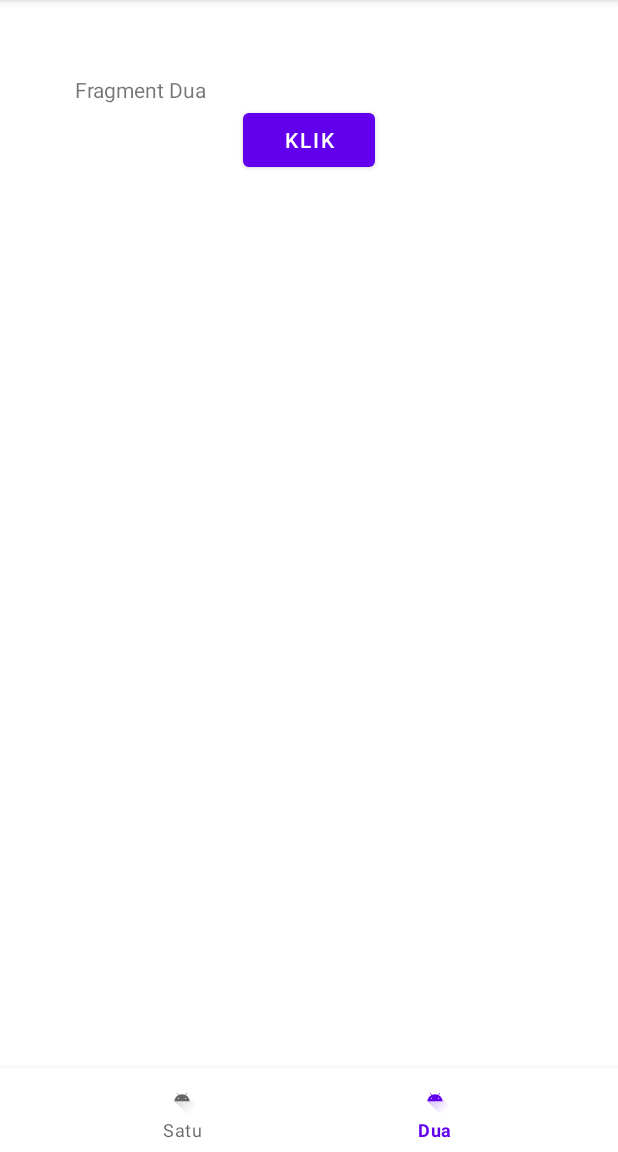
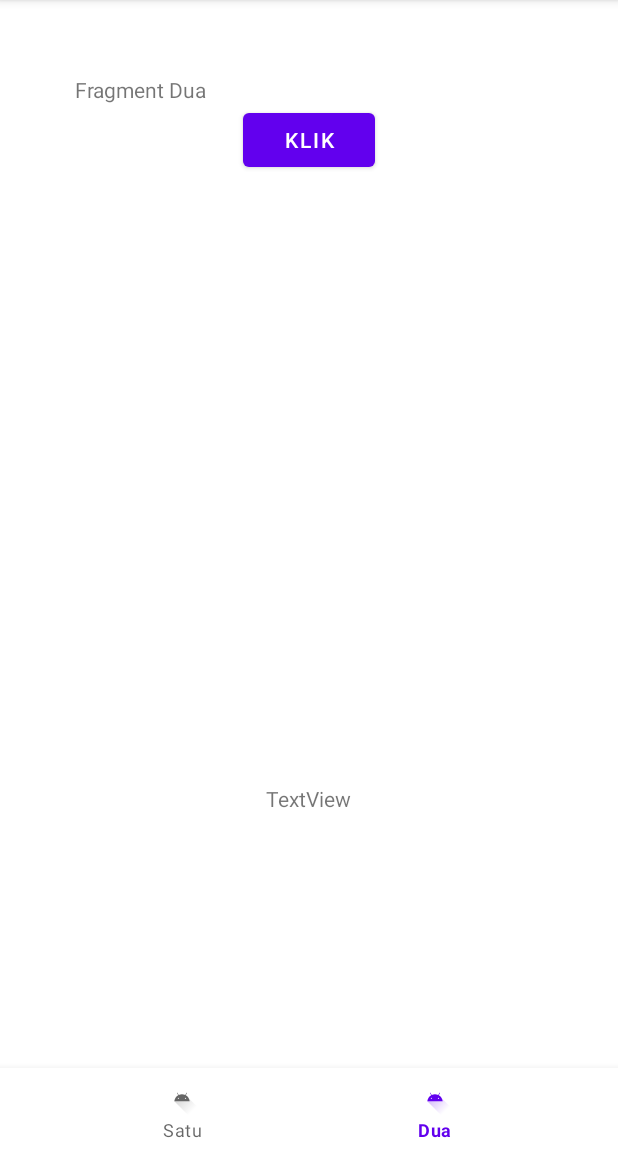
Before and after one commit to nyomanari21/UAS_Mobile_App, an Android app: the screen it shows after launch (MainActivity), item 2 of the bottom bar chosen, on a phone screen of 412 x 824 dp, the part 84-1236 px from its top. Run offline under Robolectric (Android 15) with nearby library versions, the phone set to English and light mode, and no system bars; libraries missing offline, so code that uses them is left out: com.loopj.android, cz.msebera.android.

Commit message:
Push No 4
Push jawaban nomor 4

```diff
--- a/Project/app/src/main/java/edu/upi/cs/yudiwbs/uas_template/FragmentDua.java
+++ b/Project/app/src/main/java/edu/upi/cs/yudiwbs/uas_template/FragmentDua.java
@@ -1,5 +1,9 @@
 package edu.upi.cs.yudiwbs.uas_template;
 
+import android.hardware.Sensor;
+import android.hardware.SensorEvent;
+import android.hardware.SensorEventListener;
+import android.hardware.SensorManager;
 import android.os.Bundle;
 
 import androidx.fragment.app.Fragment;
@@ -11,6 +15,7 @@ import android.util.Log;
 import android.view.LayoutInflater;
 import android.view.View;
 import android.view.ViewGroup;
+import android.widget.TextView;
 
 import com.loopj.android.http.JsonHttpResponseHandler;
 
@@ -24,7 +29,7 @@ import java.util.Date;
 import edu.upi.cs.yudiwbs.uas_template.databinding.FragmentDuaBinding;
 import edu.upi.cs.yudiwbs.uas_template.databinding.FragmentSatuBinding;
 
-public class FragmentDua extends Fragment {
+public class FragmentDua extends Fragment implements SensorEventListener {
 
     private FragmentDuaBinding binding;
 
@@ -32,6 +37,12 @@ public class FragmentDua extends Fragment {
     AdapterHasil adapter;
     RecyclerView.LayoutManager lm;
 
+    // sensor
+    private SensorManager sm;
+    private Sensor senAccel;
+    private TextView tvCekSensor;
+    private boolean isTerangkat;
+    private int writen;
 
     public FragmentDua() {
         // Required empty public constructor
@@ -55,6 +66,8 @@ public class FragmentDua extends Fragment {
         binding = FragmentDuaBinding.inflate(inflater, container, false);
         View view = binding.getRoot();
 
+        tvCekSensor = view.findViewById(R.id.tvCekSensor);
+
         adapter = new AdapterHasil(alHasil);
         binding.rvHasil.setAdapter(adapter);
 
@@ -63,6 +76,17 @@ public class FragmentDua extends Fragment {
 
         //supaya ada garis antar row
         binding.rvHasil.addItemDecoration(new DividerItemDecoration(getActivity(), LinearLayoutManager.VERTICAL));
+
+        //cek apakah sensor tersedia
+        sm = (SensorManager)    getActivity().getSystemService(getActivity().getApplicationContext().SENSOR_SERVICE);
+        senAccel = sm.getDefaultSensor(Sensor.TYPE_ACCELEROMETER);
+        if (senAccel != null){
+            Log.d("debug_ari_sensor","Sukses, device punya sensor accelerometer!");
+        }
+        else {
+            // gagal, tidak ada sensor accelerometer.
+            Log.d("debug_ari_sensor","Tidak ada sensor accelerometer!");
+        }
 
         binding.buttonFrag2.setOnClickListener(new View.OnClickListener() {
             @Override
@@ -76,4 +100,57 @@ public class FragmentDua extends Fragment {
         });
         return view;
     }
+
+    @Override
+    public void onSensorChanged(SensorEvent sensorEvent) {
+        double ax=0,ay=0,az=0;
+        // menangkap perubahan nilai sensor
+        if (sensorEvent.sensor.getType()==Sensor.TYPE_ACCELEROMETER) {
+            ax=sensorEvent.values[0];
+            ay=sensorEvent.values[1];
+            az=sensorEvent.values[2];
+        }
+        if  (ay>=6) {
+            isTerangkat = true;
+        }
+        if (isTerangkat) {
+            if(writen == 0){
+                SimpleDateFormat s = new SimpleDateFormat("hh:mm:ss");
+                String ts = s.format(new Date());
+                alHasil.add(new Hasil(ts));
+                alHasil.add(new Hasil("HP Diangkat!"));
+                adapter.notifyDataSetChanged();
+                tvCekSensor.setText("HP Diangkat!");
+                // jika sudah ditulis terangkat setelah sensor mendeteksi hp terangkat,
+                // tandai sudah ditulis ke recycler view
+                writen = 1;
+            }
+            isTerangkat = false;
+        } else{
+            long timestamp = System.currentTimeMillis();
+            // Menampilkan log dari accelerometer beserta timestamp
+            String msg = "X: " + ax + ", Y: " + ay + ", Z: " + az + ", Timestamp: " + timestamp;
+            Log.d("debug_yudi", msg);
+            tvCekSensor.setText(msg);
+            writen = 0;
+        }
+    }
+
+    @Override
+    public void onAccuracyChanged(Sensor sensor, int i) {
+
+    }
+
+    @Override
+    public void onPause() {
+        super.onPause();
+        sm.unregisterListener(this);
+    }
+
+    @Override
+    public void onResume() {
+        super.onResume();
+        sm.registerListener(this, senAccel, SensorManager.SENSOR_DELAY_NORMAL);
+    }
+
 }
--- a/Project/app/src/main/java/edu/upi/cs/yudiwbs/uas_template/FragmentSatu.java
+++ b/Project/app/src/main/java/edu/upi/cs/yudiwbs/uas_template/FragmentSatu.java
@@ -66,10 +66,6 @@ public class FragmentSatu extends Fragment {
         binding.rvHasilFragSatu.setAdapter(adapter);
 
         lm = new LinearLayoutManager(getActivity());
-        //restore state recylerview
-        if (vmRVBoredApi.getRecViewState().getValue()!=null) {
-            lm.onRestoreInstanceState(vmRVBoredApi.getRecViewState().getValue());
-        }
         binding.rvHasilFragSatu.setLayoutManager(lm);
 
         //supaya ada garis antar row
@@ -124,6 +120,18 @@ public class FragmentSatu extends Fragment {
     }
 
     @Override
+    public void onViewCreated (View view, Bundle savedInstanceState){
+        super.onViewCreated(view, savedInstanceState);
+
+        lm = new LinearLayoutManager(getActivity());
+        //restore state recylerview
+        if (vmRVBoredApi.getRecViewState().getValue()!=null) {
+            lm.onRestoreInstanceState(vmRVBoredApi.getRecViewState().getValue());
+        }
+        binding.rvHasilFragSatu.setLayoutManager(lm);
+    }
+
+    @Override
     public void onPause() {
         super.onPause();
         //simpan state ke viewmodel vmRVBoredApi
--- a/Project/app/src/main/res/layout/fragment_dua.xml
+++ b/Project/app/src/main/res/layout/fragment_dua.xml
@@ -36,4 +36,15 @@
         app:layout_constraintStart_toStartOf="parent"
         app:layout_constraintTop_toBottomOf="@+id/tvKeteranganFrag2" />
 
+    <TextView
+        android:id="@+id/tvCekSensor"
+        android:layout_width="wrap_content"
+        android:layout_height="wrap_content"
+        android:layout_marginBottom="120dp"
+        android:text="TextView"
+        app:layout_constraintBottom_toBottomOf="parent"
+        app:layout_constraintEnd_toEndOf="parent"
+        app:layout_constraintHorizontal_bias="0.498"
+        app:layout_constraintStart_toStartOf="parent" />
+
 </androidx.constraintlayout.widget.ConstraintLayout>
```
